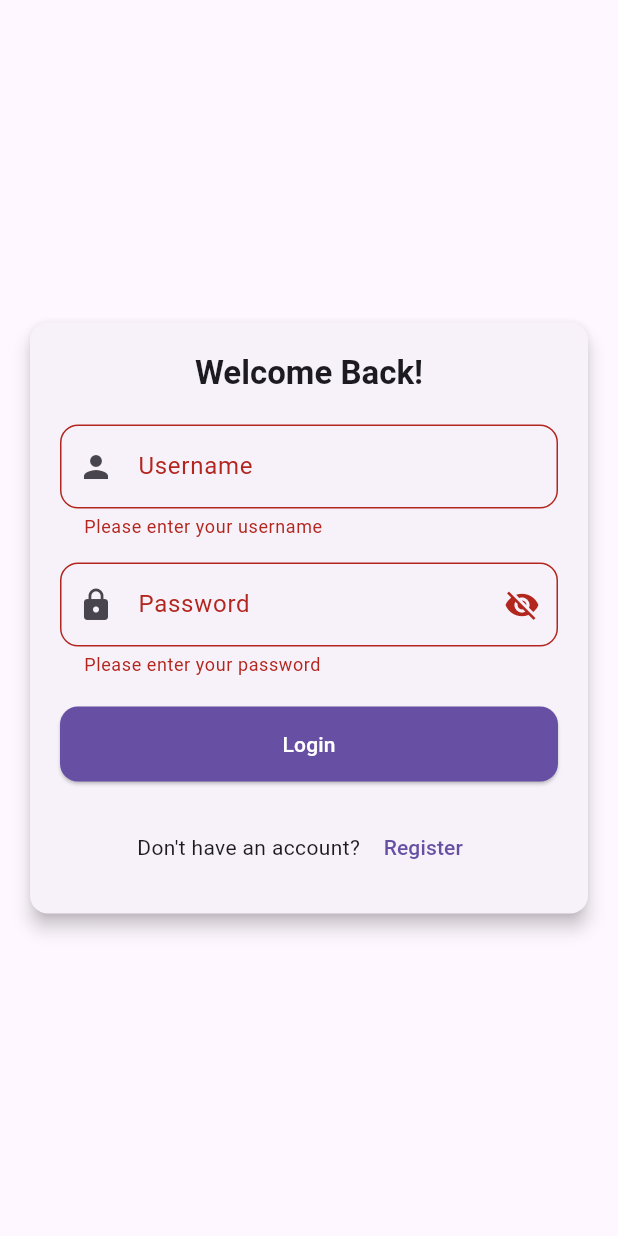
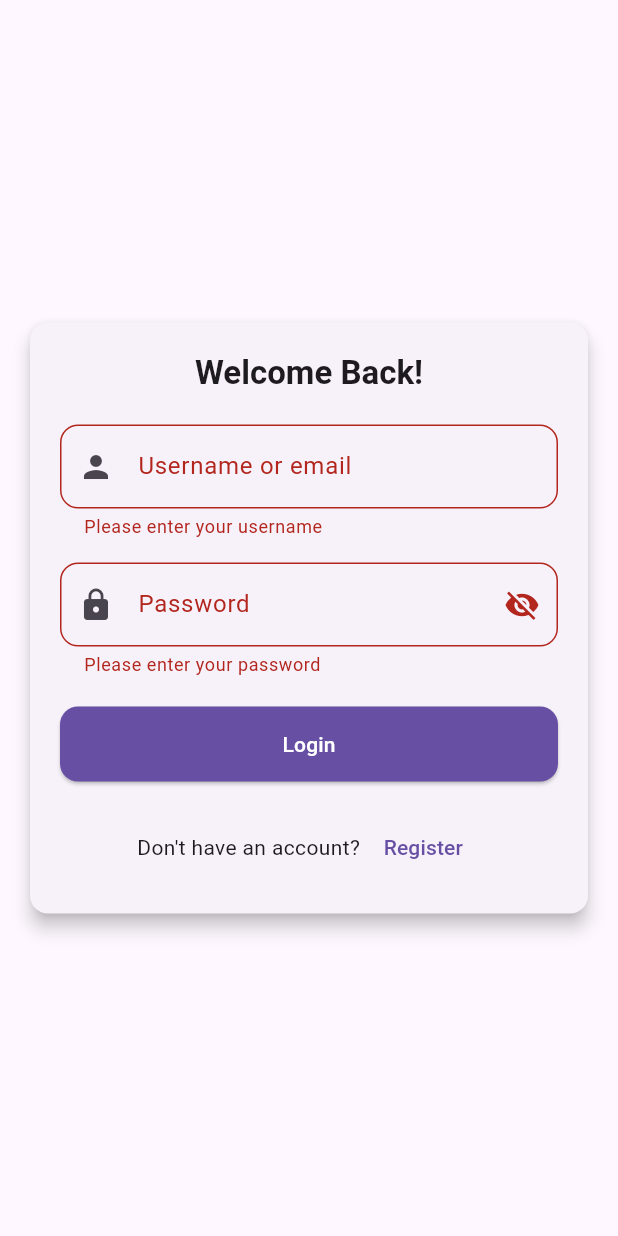
Before and after one commit to MrManavRamani-Flutter/find-shop, a Flutter app: the screen it shows after launch, after a tap on "Login", on a phone screen of 412 x 824 dp. Run offline on Flutter 3.47's test engine with Material 3 defaults, Android fonts, the phone set to English and light mode, and no system bars; our stand-ins replace flutter_rating_bar, shared_preferences, sqflite; accounts and stored records are empty.

Commit message:
07/02/2025 01:51 PM remove search table , model and provider for search table.... and default 3 role and 3 users add by default.... for testing...

```diff
--- a/lib/database/app_database.dart
+++ b/lib/database/app_database.dart
@@ -115,16 +115,6 @@ class AppDatabase {
     ''');
 
     await db.execute('''
-    CREATE TABLE search (
-      search_id INTEGER PRIMARY KEY AUTOINCREMENT,
-      query TEXT NOT NULL,
-      user_id INTEGER,
-      searched_at TEXT,
-      FOREIGN KEY (user_id) REFERENCES users(user_id)
-    );
-    ''');
-
-    await db.execute('''
     CREATE TABLE shop_reviews (
       rev_id INTEGER PRIMARY KEY AUTOINCREMENT,
       comment TEXT,
@@ -136,5 +126,47 @@ class AppDatabase {
       FOREIGN KEY (user_id) REFERENCES users(user_id)
     );
     ''');
+    // Insert default users with their roles
+    final customerRole = await db
+        .query('roles', where: 'role_name = ?', whereArgs: ['Customer']);
+    final shopOwnerRole = await db
+        .query('roles', where: 'role_name = ?', whereArgs: ['Shop Owner']);
+    final adminRole =
+        await db.query('roles', where: 'role_name = ?', whereArgs: ['Admin']);
+
+    // Insert 3 users with different roles
+    if (customerRole.isNotEmpty &&
+        shopOwnerRole.isNotEmpty &&
+        adminRole.isNotEmpty) {
+      await db.insert('users', {
+        'username': 'customer1',
+        'email': 'customer1@gmail.com',
+        'password': 'password123',
+        'contact': '1234567890',
+        'role_id': customerRole.first['role_id'],
+        'status': 1,
+        'created_at': DateTime.now().toIso8601String(),
+      });
+
+      await db.insert('users', {
+        'username': 'shopowner1',
+        'email': 'shopowner1@gmail.com',
+        'password': 'password123',
+        'contact': '0987654321',
+        'role_id': shopOwnerRole.first['role_id'],
+        'status': 0,
+        'created_at': DateTime.now().toIso8601String(),
+      });
+
+      await db.insert('users', {
+        'username': 'admin',
+        'email': 'admin@gmail.com',
+        'password': 'admin123',
+        'contact': '1122334455',
+        'role_id': adminRole.first['role_id'],
+        'status': 1,
+        'created_at': DateTime.now().toIso8601String(),
+      });
+    }
   }
 }
--- a/lib/database/user_database_helper.dart
+++ b/lib/database/user_database_helper.dart
@@ -4,7 +4,6 @@ import '../models/user.dart';
 class UserDatabaseHelper {
   static const String tableName = 'users';
 
-  // Insert a new user into the database
   Future<int> insertUser(User user) async {
     final db = await AppDatabase().database;
     try {
@@ -69,7 +68,7 @@ class UserDatabaseHelper {
     try {
       return await db.update(
         tableName,
-        {'status': status}, // Update only the status column
+        {'status': status},
         where: 'user_id = ?',
         whereArgs: [userId],
       );
@@ -98,8 +97,8 @@ class UserDatabaseHelper {
     try {
       final result = await db.query(
         tableName,
-        where: 'username = ?',
-        whereArgs: [username],
+        where: 'username = ? OR email = ?',
+        whereArgs: [username, username],
       );
 
       // If user is found, return the user object
@@ -109,7 +108,7 @@ class UserDatabaseHelper {
         return null; // Return null if no user found
       }
     } catch (e) {
-      throw Exception('Error fetching user by username: $e');
+      throw Exception('Error fetching user by username or email: $e');
     }
   }
 }
--- a/lib/models/search.dart
+++ /dev/null
@@ -1,31 +0,0 @@
-class Search {
-  final int searchId;
-  final String query;
-  final int userId;
-  final String searchedAt;
-
-  Search({
-    required this.searchId,
-    required this.query,
-    required this.userId,
-    required this.searchedAt,
-  });
-
-  factory Search.fromMap(Map<String, dynamic> map) {
-    return Search(
-      searchId: map['search_id'],
-      query: map['query'],
-      userId: map['user_id'],
-      searchedAt: map['searched_at'],
-    );
-  }
-
-  Map<String, dynamic> toMap() {
-    return {
-      'search_id': searchId,
-      'query': query,
-      'user_id': userId,
-      'searched_at': searchedAt,
-    };
-  }
-}
--- a/lib/providers/user_provider.dart
+++ b/lib/providers/user_provider.dart
@@ -150,9 +150,9 @@ class UserProvider with ChangeNotifier {
       final userId = await SharedPreferencesHelper().getUserId();
       final user = await UserDatabaseHelper().getUserById(userId!);
       _loggedInUser = user;
-      notifyListeners(); // Notify listeners about the change
+      notifyListeners();
     } else {
-      _loggedInUser = null; // If not logged in, set to null
+      _loggedInUser = null;
       notifyListeners();
     }
   }
--- a/lib/screens/login_screen.dart
+++ b/lib/screens/login_screen.dart
@@ -99,7 +99,7 @@ class LoginScreenState extends State<LoginScreen> {
                       TextFormField(
                         controller: _usernameController,
                         decoration: InputDecoration(
-                          labelText: 'Username',
+                          labelText: 'Username or email',
                           prefixIcon: const Icon(Icons.person),
                           border: OutlineInputBorder(
                             borderRadius: BorderRadius.circular(12),
```
Also changed, not shown: lib/database/search_database_helper.dart (deleted, +0 -24 lines), lib/providers/search_provider.dart (deleted, +0 -25 lines), lib/screens/register_screen.dart (+8 -3 lines).
